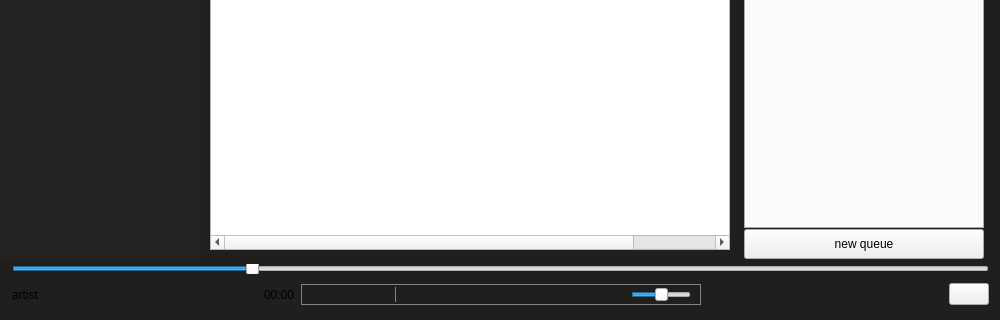
Old version of the form home.ui in the repository rivali-13/jukebox; both pictures show x 0 to 1000 and y 280 to 600 of the 1000 by 600 pixel window.
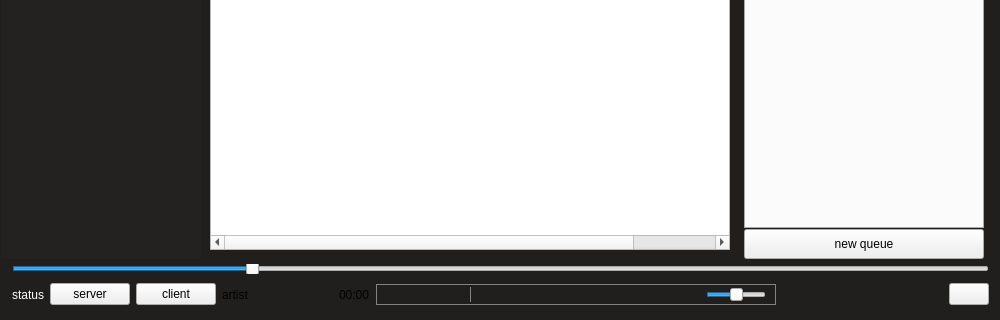
New version of the form. Icons and pictures are not drawn.

Commit message: server & client

Patch:
```diff
--- a/home.ui
+++ b/home.ui
@@ -472,14 +472,44 @@
               </property>
               <item>
                <layout class="QHBoxLayout" name="horizontalLayout_6">
+                <item>
+                 <widget class="QLabel" name="status">
+                  <property name="styleSheet">
+                   <string notr="true">color: white;</string>
+                  </property>
+                  <property name="text">
+                   <string>status</string>
+                  </property>
+                 </widget>
+                </item>
+                <item>
+                 <widget class="QPushButton" name="pushButton_2">
+                  <property name="text">
+                   <string>server</string>
+                  </property>
+                 </widget>
+                </item>
+                <item>
+                 <widget class="QPushButton" name="pushButton_3">
+                  <property name="text">
+                   <string>client</string>
+                  </property>
+                 </widget>
+                </item>
                 <item>
                  <widget class="QLabel" name="label_4">
                   <property name="minimumSize">
                    <size>
-                    <width>130</width>
+                    <width>70</width>
                     <height>0</height>
                    </size>
                   </property>
+                  <property name="maximumSize">
+                   <size>
+                    <width>50</width>
+                    <height>16777215</height>
+                   </size>
+                  </property>
                   <property name="text">
                    <string>artist</string>
                   </property>
```
The commit also changes 8 other files.
